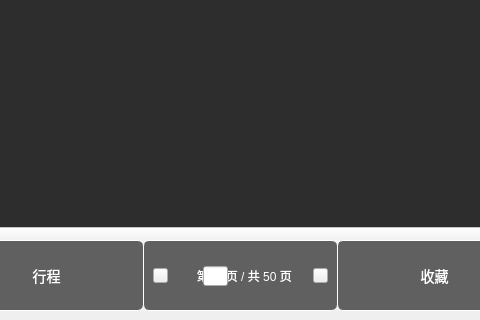
Before: the Qt Designer form Flight/deal.ui in wuyh266/Flight_Management, drawn with Qt 5; both pictures show x 255 to 735 and y 380 to 700 of the 1000 by 700 pixel window.
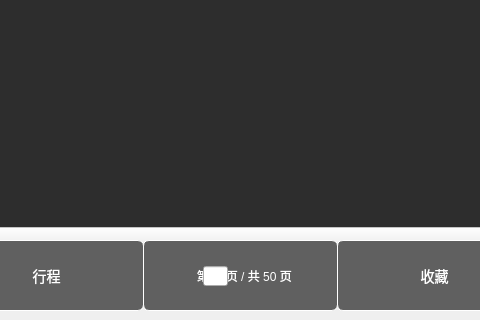
After: the same form once the commit is applied. Icons and pictures are not drawn.

Commit message: 补充翻页ui，补全收藏按钮

```diff
--- a/Flight/deal.ui
+++ b/Flight/deal.ui
@@ -569,7 +569,14 @@
        </rect>
       </property>
       <property name="styleSheet">
-       <string notr="true">color: rgb(255, 255, 255);</string>
+       <string notr="true"> QPushButton {
+            background-color: transparent;
+            border: none;
+            outline: none;
+        }
+        QPushButton:disabled {
+            background-color: transparent;
+        }</string>
       </property>
       <property name="text">
        <string/>
@@ -591,7 +598,14 @@
        </rect>
       </property>
       <property name="styleSheet">
-       <string notr="true">color: rgb(255, 255, 255);</string>
+       <string notr="true">QPushButton {
+            background-color: transparent;  /* 背景透明 */
+            border: none;                   /* 去掉边框 */
+            outline: none;                  /* 去掉点击后的外框 */
+        }
+        QPushButton:disabled {
+            background-color: transparent;  /* 禁用时也透明 */
+        }</string>
       </property>
       <property name="text">
        <string/>
@@ -641,6 +655,38 @@
        <set>Qt::AlignmentFlag::AlignCenter</set>
       </property>
      </widget>
+     <widget class="QLabel" name="label">
+      <property name="geometry">
+       <rect>
+        <x>10</x>
+        <y>28</y>
+        <width>15</width>
+        <height>15</height>
+       </rect>
+      </property>
+      <property name="text">
+       <string/>
+      </property>
+      <property name="pixmap">
+       <pixmap>img/LeftArrow.png</pixmap>
+      </property>
+     </widget>
+     <widget class="QLabel" name="label_2">
+      <property name="geometry">
+       <rect>
+        <x>170</x>
+        <y>28</y>
+        <width>15</width>
+        <height>15</height>
+       </rect>
+      </property>
+      <property name="text">
+       <string/>
+      </property>
+      <property name="pixmap">
+       <pixmap>img/rightArrow.png</pixmap>
+      </property>
+     </widget>
     </widget>
    </widget>
   </widget>
```
The commit also changes 5 other files.
